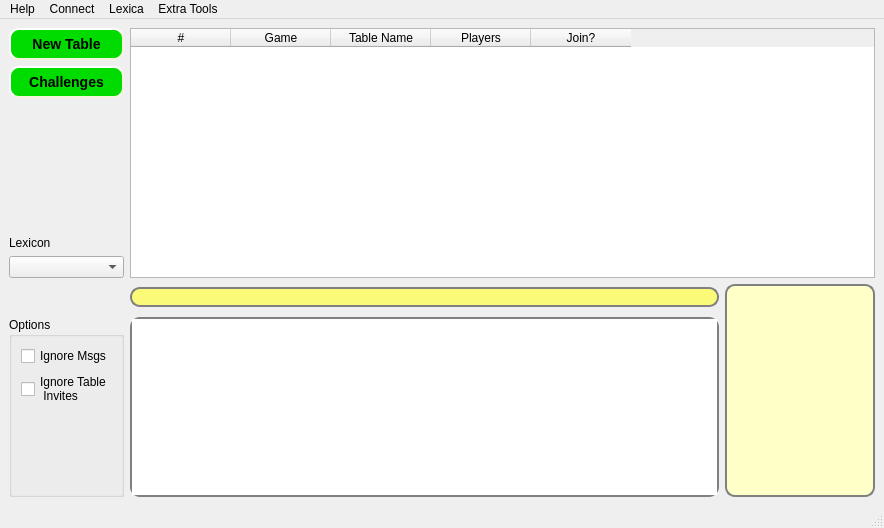
This is aerolith/trunk/src/aerolithclient/mainwindow.ui in domino14/aerolithdesktop as Qt 5 draws it before an edit. The edited form follows.
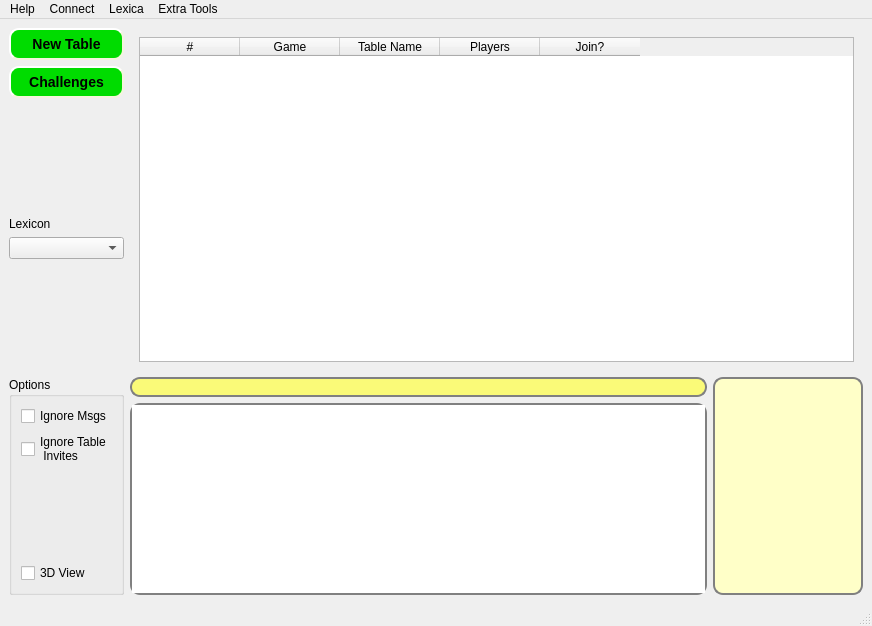
This is the edited form. Custom widgets are drawn as their Qt base class.

Commit message: shortening table widget a little bit for small computers. not yet done.

Patch:
```diff
--- a/aerolith/trunk/src/aerolithclient/mainwindow.ui
+++ b/aerolith/trunk/src/aerolithclient/mainwindow.ui
@@ -6,8 +6,8 @@
    <rect>
     <x>0</x>
     <y>0</y>
-    <width>884</width>
-    <height>528</height>
+    <width>863</width>
+    <height>626</height>
    </rect>
   </property>
   <property name="baseSize">
@@ -20,7 +20,7 @@
    <string>MainWindow</string>
   </property>
   <widget class="QWidget" name="centralwidget">
-   <layout class="QGridLayout" name="gridLayout">
+   <layout class="QGridLayout" name="gridLayout_3">
     <item row="0" column="0" colspan="2">
      <widget class="QPushButton" name="pushButtonNewTable">
       <property name="focusPolicy">
@@ -51,8 +51,21 @@
       </property>
      </widget>
     </item>
-    <item row="0" column="2" rowspan="6" colspan="2">
+    <item row="0" column="2" rowspan="6">
+     <widget class="QStackedWidget" name="stackedWidget">
+      <property name="currentIndex">
+       <number>0</number>
+      </property>
+      <widget class="QWidget" name="page">
+       <layout class="QGridLayout" name="gridLayout_2">
+        <item row="0" column="0">
      <widget class="QTableWidget" name="roomTableWidget">
+          <property name="sizePolicy">
+           <sizepolicy hsizetype="Expanding" vsizetype="Expanding">
+            <horstretch>0</horstretch>
+            <verstretch>0</verstretch>
+           </sizepolicy>
+          </property>
       <property name="minimumSize">
        <size>
         <width>715</width>
@@ -116,6 +129,17 @@
       </column>
      </widget>
     </item>
+       </layout>
+      </widget>
+      <widget class="QWidget" name="page_2">
+       <layout class="QGridLayout" name="gridLayout_4">
+        <item row="0" column="0">
+         <widget class="QWidget" name="widgetGL" native="true"/>
+        </item>
+       </layout>
+      </widget>
+     </widget>
+    </item>
     <item row="1" column="0" colspan="2">
      <widget class="QPushButton" name="pushButtonChallenges">
       <property name="focusPolicy">
@@ -146,7 +170,7 @@
       </property>
      </widget>
     </item>
-    <item row="2" column="0">
+    <item row="2" column="1">
      <spacer>
       <property name="orientation">
        <enum>Qt::Vertical</enum>
@@ -159,14 +183,83 @@
       </property>
      </spacer>
     </item>
-    <item row="5" column="0" colspan="2">
+    <item row="3" column="0">
+     <widget class="QLabel" name="label_5">
+      <property name="text">
+       <string>Lexicon</string>
+      </property>
+     </widget>
+    </item>
+    <item row="4" column="0" colspan="2">
      <widget class="QComboBox" name="comboBoxLexicon">
       <property name="focusPolicy">
        <enum>Qt::NoFocus</enum>
       </property>
      </widget>
     </item>
+    <item row="5" column="1">
+     <spacer name="verticalSpacer">
+      <property name="orientation">
+       <enum>Qt::Vertical</enum>
+      </property>
+      <property name="sizeHint" stdset="0">
+       <size>
+        <width>20</width>
+        <height>40</height>
+       </size>
+      </property>
+     </spacer>
+    </item>
+    <item row="6" column="0" colspan="2">
+     <widget class="QGroupBox" name="groupBox">
+      <property name="title">
+       <string>Options</string>
+      </property>
+      <layout class="QVBoxLayout" name="verticalLayout">
+       <item>
+        <widget class="QCheckBox" name="checkBoxIgnoreMsgs">
+         <property name="text">
+          <string>Ignore Msgs</string>
+         </property>
+        </widget>
+       </item>
+       <item>
+        <widget class="QCheckBox" name="checkBoxIgnoreTableInvites">
+         <property name="text">
+          <string>Ignore Table
+ Invites</string>
+         </property>
+        </widget>
+       </item>
+       <item>
+        <spacer name="verticalSpacer_2">
+         <property name="orientation">
+          <enum>Qt::Vertical</enum>
+         </property>
+         <property name="sizeHint" stdset="0">
+          <size>
+           <width>20</width>
+           <height>63</height>
+          </size>
+         </property>
+        </spacer>
+       </item>
+       <item>
+        <widget class="QCheckBox" name="checkBox3DView">
+         <property name="text">
+          <string>3D View</string>
+         </property>
+        </widget>
+       </item>
+      </layout>
+     </widget>
+    </item>
     <item row="6" column="2">
+     <layout class="QGridLayout" name="gridLayout">
+      <property name="sizeConstraint">
+       <enum>QLayout::SetDefaultConstraint</enum>
+      </property>
+      <item row="0" column="0">
      <widget class="QLineEdit" name="lineEditChat">
       <property name="styleSheet">
        <string> QLineEdit {
@@ -186,7 +279,7 @@
       </property>
      </widget>
     </item>
-    <item row="6" column="3" rowspan="2">
+      <item row="0" column="1" rowspan="2">
      <widget class="playerListWidget" name="listWidgetPeopleConnected">
       <property name="minimumSize">
        <size>
@@ -212,7 +305,7 @@
       </property>
      </widget>
     </item>
-    <item row="7" column="2">
+      <item row="1" column="0">
      <widget class="QTextBrowser" name="chatText">
       <property name="focusPolicy">
        <enum>Qt::NoFocus</enum>
@@ -225,62 +318,7 @@
       </property>
      </widget>
     </item>
-    <item row="4" column="0">
-     <widget class="QLabel" name="label_5">
-      <property name="text">
-       <string>Lexicon</string>
-      </property>
-     </widget>
-    </item>
-    <item row="6" column="0">
-     <spacer name="verticalSpacer">
-      <property name="orientation">
-       <enum>Qt::Vertical</enum>
-      </property>
-      <property name="sizeHint" stdset="0">
-       <size>
-        <width>20</width>
-        <height>40</height>
-       </size>
-      </property>
-     </spacer>
-    </item>
-    <item row="7" column="0" colspan="2">
-     <widget class="QGroupBox" name="groupBox">
-      <property name="title">
-       <string>Options</string>
-      </property>
-      <layout class="QVBoxLayout" name="verticalLayout">
-       <item>
-        <widget class="QCheckBox" name="checkBoxIgnoreMsgs">
-         <property name="text">
-          <string>Ignore Msgs</string>
-         </property>
-        </widget>
-       </item>
-       <item>
-        <widget class="QCheckBox" name="checkBoxIgnoreTableInvites">
-         <property name="text">
-          <string>Ignore Table
- Invites</string>
-         </property>
-        </widget>
-       </item>
-       <item>
-        <spacer name="verticalSpacer_2">
-         <property name="orientation">
-          <enum>Qt::Vertical</enum>
-         </property>
-         <property name="sizeHint" stdset="0">
-          <size>
-           <width>20</width>
-           <height>63</height>
-          </size>
-         </property>
-        </spacer>
-       </item>
-      </layout>
-     </widget>
+     </layout>
     </item>
    </layout>
   </widget>
@@ -289,8 +327,8 @@
     <rect>
      <x>0</x>
      <y>0</y>
-     <width>884</width>
-     <height>25</height>
+     <width>863</width>
+     <height>21</height>
     </rect>
    </property>
    <widget class="QMenu" name="menuHelp">
```
Lines whose indentation alone changed are shown as unchanged. The commit also changes 7 other files.
